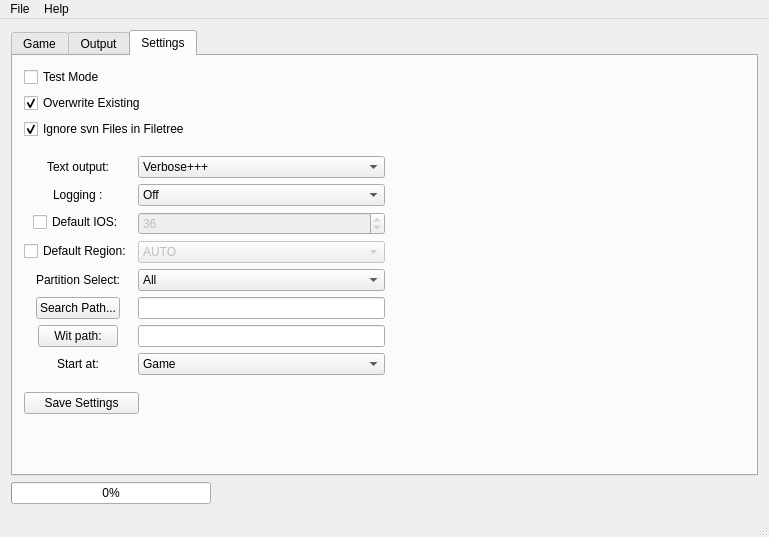
Above: mainwindow.ui from giantpune/qtwitgui before the change. Below: the same form after it.
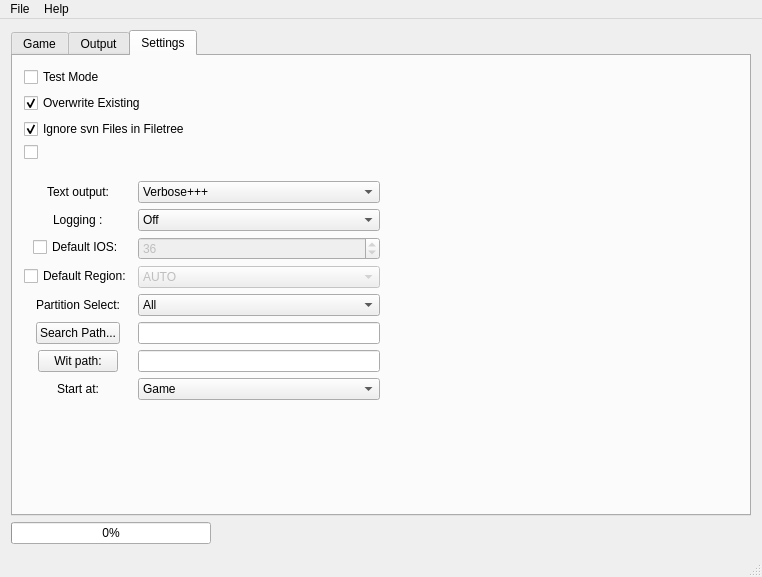
That is the form after the change. The open tabs and pages were chosen to show the change. Icons and pictures are not drawn.

Commit message: * add SNEEK checkbox with super cool icon * remove "save settings" button. these are saved already when the program closes

What changed in the file:
```diff
--- a/mainwindow.ui
+++ b/mainwindow.ui
@@ -6,8 +6,8 @@
    <rect>
     <x>0</x>
     <y>0</y>
-    <width>769</width>
-    <height>537</height>
+    <width>762</width>
+    <height>577</height>
    </rect>
   </property>
   <property name="windowTitle">
@@ -508,6 +508,26 @@
               </property>
              </widget>
             </item>
+            <item>
+             <widget class="QCheckBox" name="checkBox_sneek">
+              <property name="toolTip">
+               <string>When extracting games, only dump the data folder, and don't use the &quot;DATA&quot; sub-folder.</string>
+              </property>
+              <property name="text">
+               <string/>
+              </property>
+              <property name="icon">
+               <iconset resource="resources.qrc">
+                <normaloff>:/sneek.png</normaloff>:/sneek.png</iconset>
+              </property>
+              <property name="iconSize">
+               <size>
+                <width>128</width>
+                <height>36</height>
+               </size>
+              </property>
+             </widget>
+            </item>
            </layout>
           </item>
           <item>
@@ -812,39 +832,6 @@
             </item>
            </layout>
           </item>
-          <item>
-           <layout class="QHBoxLayout" name="horizontalLayout">
-            <item>
-             <widget class="QPushButton" name="save_pushButton">
-              <property name="minimumSize">
-               <size>
-                <width>115</width>
-                <height>0</height>
-               </size>
-              </property>
-              <property name="toolTip">
-               <string>Save an .ini with these settings</string>
-              </property>
-              <property name="text">
-               <string>Save Settings</string>
-              </property>
-             </widget>
-            </item>
-            <item>
-             <spacer name="horizontalSpacer_5">
-              <property name="orientation">
-               <enum>Qt::Horizontal</enum>
-              </property>
-              <property name="sizeHint" stdset="0">
-               <size>
-                <width>40</width>
-                <height>20</height>
-               </size>
-              </property>
-             </spacer>
-            </item>
-           </layout>
-          </item>
          </layout>
         </item>
         <item row="0" column="1">
@@ -884,7 +871,7 @@
     <rect>
      <x>0</x>
      <y>0</y>
-     <width>769</width>
+     <width>762</width>
      <height>25</height>
     </rect>
    </property>
```
Left out of the diff: 6 changed lines with no effect on the pictures. The commit also changes 18 other files.
